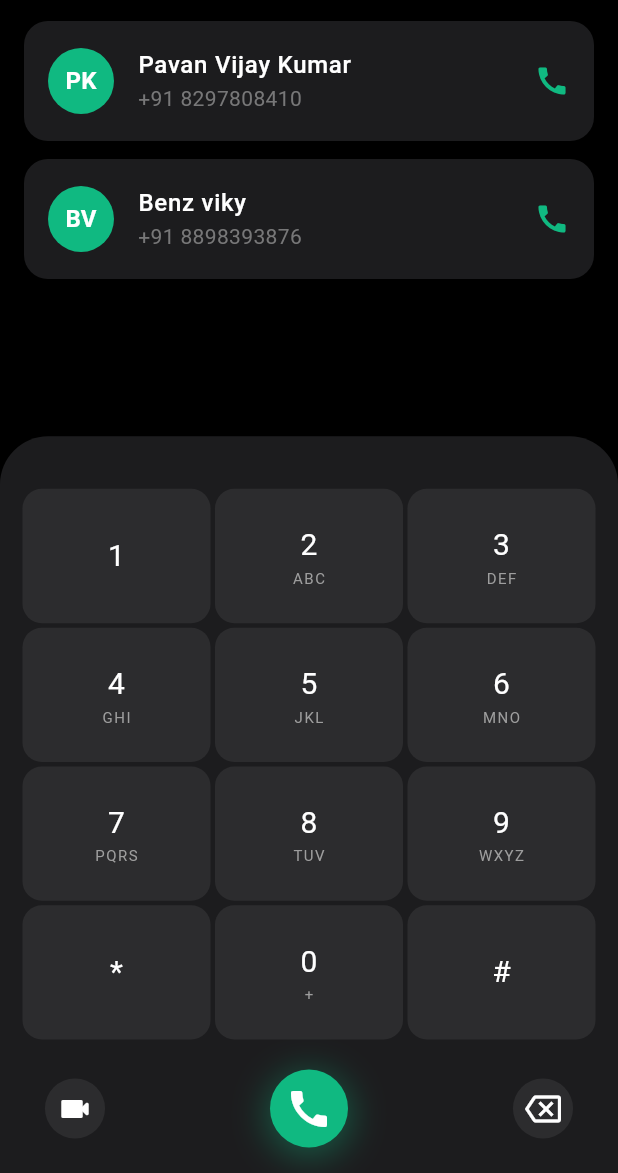
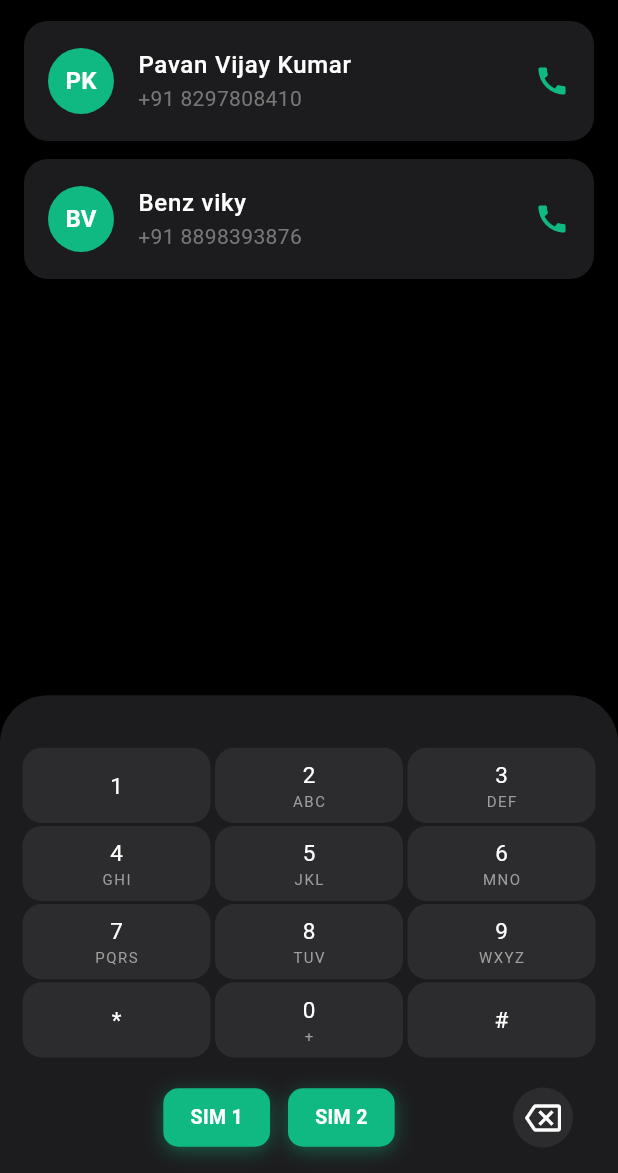
Before and after one commit to bijoymandal/ClaverIT, a Flutter app: the KeypadScreen screen opened directly, on a phone screen of 412 x 824 dp, the part 63-1236 px from its top. Run offline on Flutter 3.47's test engine with Material 3 defaults, Android fonts, the phone set to English and light mode, and no system bars; our stand-ins replace file_picker, flutter_contacts, permission_handler, shared_preferences, sqflite; missing offline and left inert: call_log; accounts and stored records are empty.

Commit message:
keyboard key decrease size in place of keyboard sizes

```diff
--- a/lib/screens/keypad_screen.dart
+++ b/lib/screens/keypad_screen.dart
@@ -525,8 +525,8 @@ class _KeypadScreenState extends State<KeypadScreen>
         boxShadow: [
           BoxShadow(
             color: Colors.black54,
-            blurRadius: 20,
-            offset: Offset(0, -5),
+            blurRadius: 10,
+            offset: Offset(0, -2),
           ),
         ],
       ),
@@ -546,9 +546,9 @@ class _KeypadScreenState extends State<KeypadScreen>
               physics: const NeverScrollableScrollPhysics(),
               gridDelegate: const SliverGridDelegateWithFixedCrossAxisCount(
                 crossAxisCount: 3,
-                childAspectRatio: 1.4,
+                childAspectRatio: 2.5,
                 crossAxisSpacing: 3,
-                mainAxisSpacing: 3,
+                mainAxisSpacing: 2,
               ),
               itemCount: _keypadButtons.length,
               itemBuilder: (context, index) {
@@ -567,17 +567,18 @@ class _KeypadScreenState extends State<KeypadScreen>
           Padding(
             padding: const EdgeInsets.symmetric(horizontal: 30),
             child: Row(
-              mainAxisAlignment: MainAxisAlignment.spaceBetween,
+              // mainAxisAlignment: MainAxisAlignment.spaceBetween,
               children: [
                 // Video Call Button (Dummy)
-                _buildCircularButton(
-                  icon: Icons.videocam_rounded,
-                  onPressed: () {},
-                  color: const Color(0xFF2C2C2E),
-                  size: 40,
-                ),
+                // _buildCircularButton(
+                //   icon: Icons.videocam_rounded,
+                //   onPressed: () {},
+                //   color: const Color(0xFF2C2C2E),
+                //   size: 40,
+                // ),
 
                 // Call Button
+                // _buildNeonCallButton(),
                 _buildNeonCallButton(),
 
                 // Backspace Button
@@ -635,7 +636,7 @@ class _KeypadScreenState extends State<KeypadScreen>
             children: [
               Text(
                 number,
-                style: const TextStyle(color: Colors.white, fontSize: 20),
+                style: const TextStyle(color: Colors.white, fontSize: 15),
               ),
               if (letters.isNotEmpty)
                 Text(
@@ -654,28 +655,71 @@ class _KeypadScreenState extends State<KeypadScreen>
   }
 
   // ✅ NEON GLOW CALL BUTTON
+  // Widget _buildNeonCallButton() {
+  //   return Container(
+  //     width: 25,
+  //     height: 25,
+  //     decoration: BoxDecoration(
+  //       shape: BoxShape.circle,
+  //       color: const Color(0xFF10B981),
+  //       boxShadow: [
+  //         BoxShadow(
+  //           color: const Color(0xFF10B981).withValues(alpha: 0.4),
+  //           blurRadius: 20,
+  //           spreadRadius: 2,
+  //           offset: const Offset(0, 4),
+  //         ),
+  //       ],
+  //     ),
+  //     child: Material(
+  //       color: Colors.transparent,
+  //       child: InkWell(
+  //         borderRadius: BorderRadius.circular(36),
+  //         onTap: _makeCall,
+  //         child: const Icon(Icons.call, color: Colors.white, size: 32),
+  //       ),
+  //     ),
+  //   );
+  // }
   Widget _buildNeonCallButton() {
-    return Container(
-      width: 52,
-      height: 52,
+    return Expanded(
+      child: Center(
+        child: Row(
+          mainAxisSize: MainAxisSize.min,
+          children: [
+            _buildSimButton("SIM 1"),
+            const SizedBox(width: 12),
+            _buildSimButton("SIM 2"),
+          ],
+        ),
+      ),
+    );
+  }
+
+  Widget _buildSimButton(String label) {
+    return InkWell(
+      onTap: _makeCall,
+      borderRadius: BorderRadius.circular(10),
+      child: Container(
+        padding: const EdgeInsets.symmetric(horizontal: 18, vertical: 10),
         decoration: BoxDecoration(
-        shape: BoxShape.circle,
           color: const Color(0xFF10B981),
+          borderRadius: BorderRadius.circular(10),
           boxShadow: [
             BoxShadow(
-            color: const Color(0xFF10B981).withValues(alpha: 0.4),
-            blurRadius: 20,
-            spreadRadius: 2,
-            offset: const Offset(0, 4),
+              color: const Color(0xFF10B981).withOpacity(0.4),
+              blurRadius: 10,
+              offset: const Offset(0, 3),
             ),
           ],
         ),
-      child: Material(
-        color: Colors.transparent,
-        child: InkWell(
-          borderRadius: BorderRadius.circular(36),
-          onTap: _makeCall,
-          child: const Icon(Icons.call, color: Colors.white, size: 32),
+        child: Text(
+          label,
+          style: const TextStyle(
+            color: Colors.white,
+            fontSize: 13,
+            fontWeight: FontWeight.bold,
+          ),
         ),
       ),
     );
```
Lines whose indentation alone changed are shown as unchanged.
